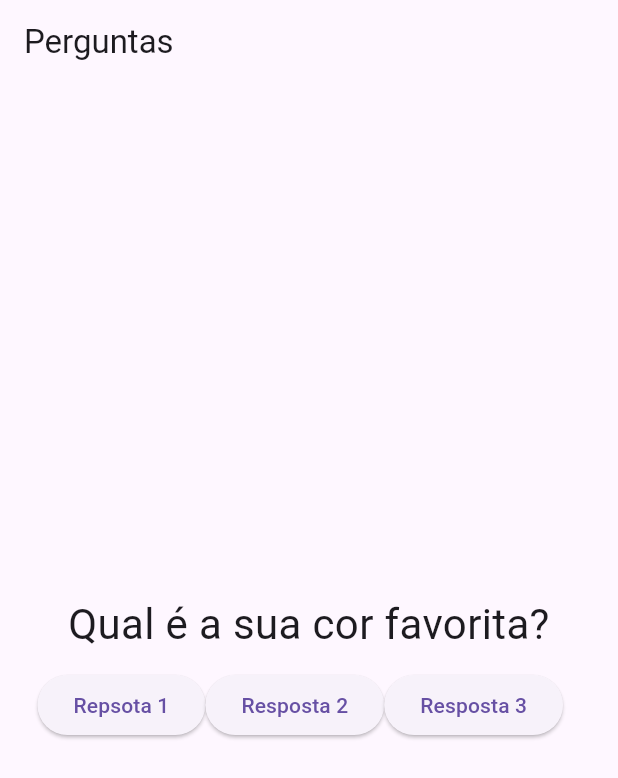
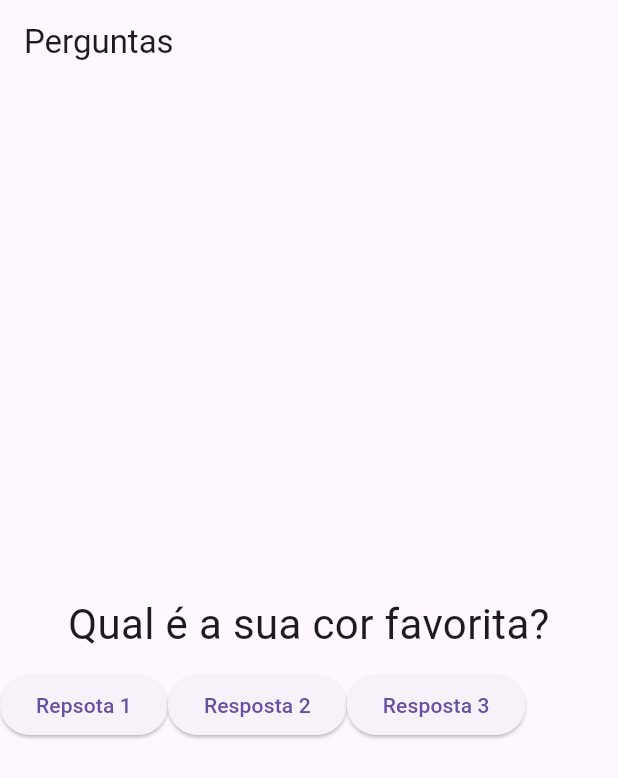
Before and after one commit to JarlissonTomaz/curso_flutter, a Flutter app: the screen it shows after launch, on a phone screen of 412 x 824 dp. Shown: the top 778 px of the screen. Run offline on Flutter 3.47's test engine with Material 3 defaults, Android fonts, the phone set to English and light mode, and no system bars.

Commit message:
response v.2

```diff
--- a/flutter_curso/lib/main.dart
+++ b/flutter_curso/lib/main.dart
@@ -40,10 +40,7 @@ class _PerguntaAppState extends State<PerguntaApp> {
             Questao(perguntas[_perguntaSelecionada]),
             Row(
               children: [
-                Padding(
-                  padding: const EdgeInsets.only(left: 25.0),
-                  child: Resposta('Repsota 1', _reponder),
-                ),
+                Resposta('Repsota 1', _reponder),
                 Resposta('Resposta 2', _reponder),
                 Resposta('Resposta 3', _reponder)
               ],
```
